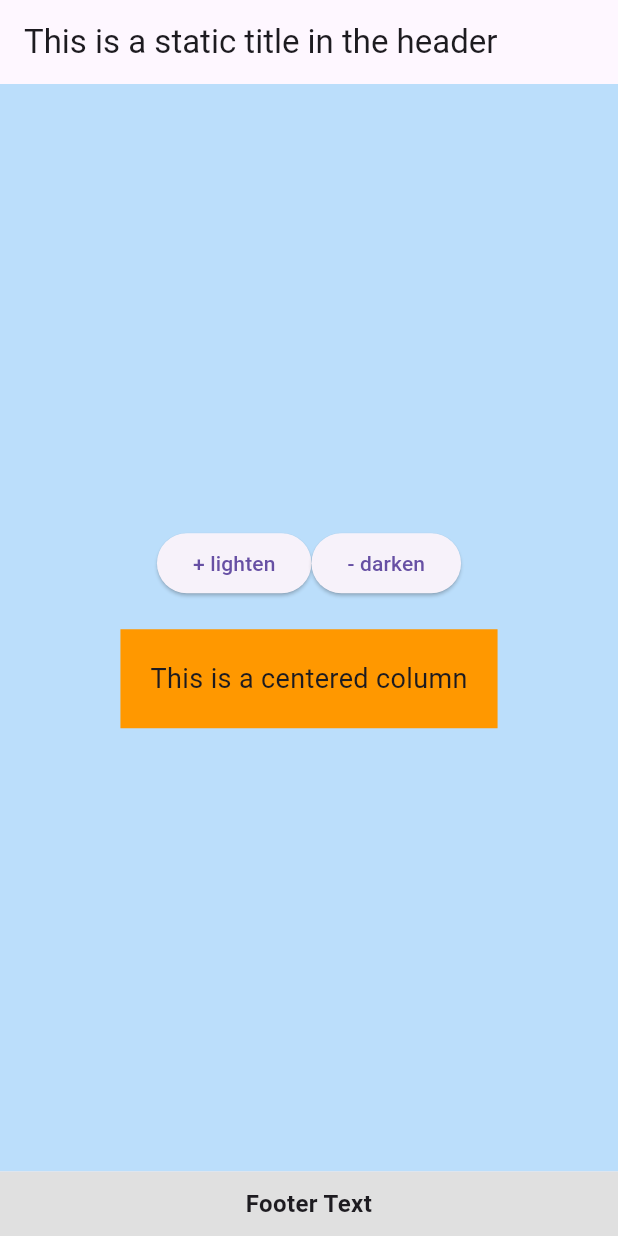
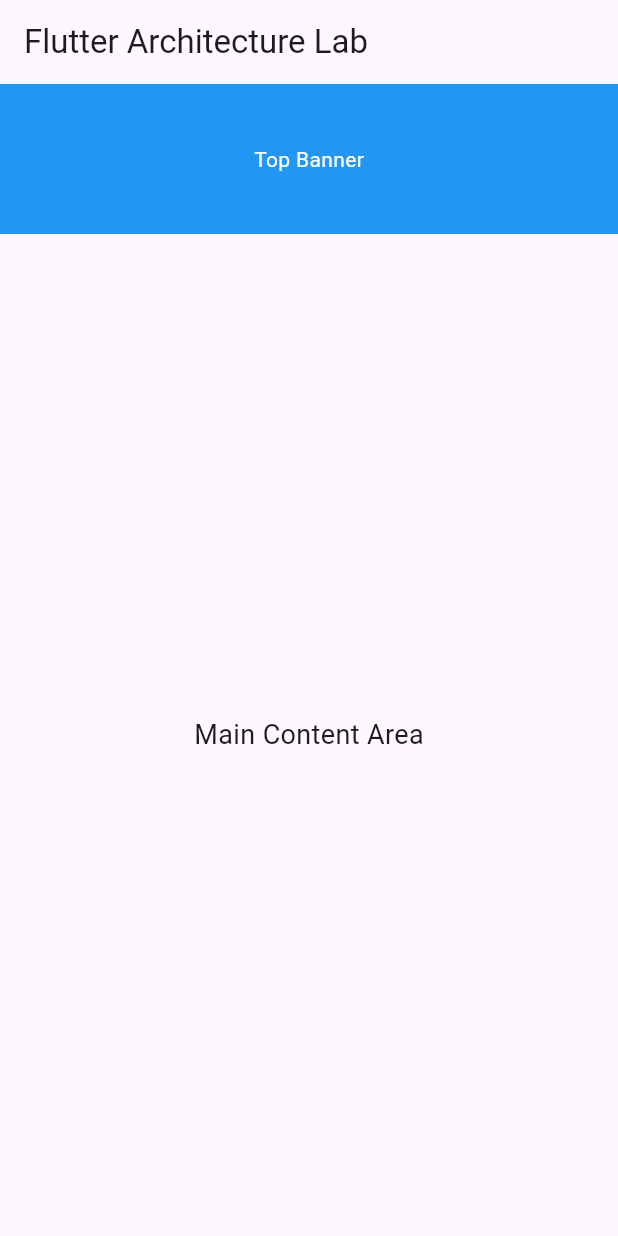
Before and after one commit to ernesttan1976/flutter_lab1, a Flutter app: the screen it shows after launch, on a phone screen of 412 x 824 dp. Run offline on Flutter 3.47's test engine with Material 3 defaults, Android fonts, the phone set to English and light mode, and no system bars.

Commit message:
feat/stateless_widget

```diff
--- a/lib/main.dart
+++ b/lib/main.dart
@@ -1,111 +1,47 @@
-// ignore_for_file: use_key_in_widget_constructors, library_private_types_in_public_api
-
 import 'package:flutter/material.dart';
 
+void main() {
+  runApp(MyApp());
+}
+
 class MyApp extends StatelessWidget {
+  const MyApp({super.key});
+
   @override
   Widget build(BuildContext context) {
     return MaterialApp(
-      home: HomeScreen(),
+      title: 'Flutter Architecture Lab',
+      theme: ThemeData(primarySwatch: Colors.blue),
+      home: const HomePage(),
     );
   }
 }
 
-//Subcomponent that is static so it is defined as stateless
-class Header extends StatelessWidget implements PreferredSizeWidget {
-  final String title;
-
-  const Header({required this.title});
-
-  @override
-  Widget build(BuildContext context) {
-    return AppBar(title: Text(title));
-  }
-
-  @override
-  Size get preferredSize => Size.fromHeight(kToolbarHeight);
-}
-
-class Footer extends StatelessWidget {
-  @override
-  Widget build(BuildContext context) {
-    return Container(
-      color: Colors.grey[300],
-      padding: EdgeInsets.all(10),
-      child: Text(
-        "Footer Text",
-        textAlign: TextAlign.center,
-        style: TextStyle(fontSize: 16, fontWeight: FontWeight.bold),
-      ),
-    );
-  }
-}
-
-class HomeScreen extends StatefulWidget {
-  @override
-  _HomeScreenState createState() => _HomeScreenState();
-}
-
-class _HomeScreenState extends State<HomeScreen> {
-  int counter = 100;
-
-  void darkenPage() {
-    setState(() {
-      if (counter < 900) {
-        counter = counter + 100;
-      }
-    });
-  }
-
-  void lightenPage() {
-    setState(() {
-      if (counter > 100) {
-        counter = counter - 100;
-      }
-    });
-  }
+class HomePage extends StatelessWidget {
+  const HomePage({super.key});
 
   @override
   Widget build(BuildContext context) {
     return Scaffold(
-        appBar: Header(title: "This is a static title in the header"),
-        bottomNavigationBar: Footer(),
-        body: Stack(
+        appBar: AppBar(
+          title: Text('Flutter Architecture Lab'),
+        ),
+        body: Column(
           children: [
-            Container(color: Colors.blue[counter]),
-            Column(
-                mainAxisAlignment: MainAxisAlignment.center,
-                crossAxisAlignment: CrossAxisAlignment.center,
-                children: [
-                  Row(
-                    mainAxisAlignment: MainAxisAlignment.center,
-                    children: [
-                      ElevatedButton(
-                          onPressed: () {
-                            lightenPage();
-                          },
-                          child: Text("+ lighten")),
-                      ElevatedButton(
-                          onPressed: () {
-                            darkenPage();
-                          },
-                          child: Text("- darken")),
-                    ],
-                  ),
-                  SizedBox(height: 20),
-                  Container(
-                      padding: EdgeInsets.all(20),
-                      color: Colors.orange,
-                      child: Text(
-                        "This is a centered column",
-                        style: TextStyle(fontSize: 18),
-                      ))
-                ])
+            Container(
+                color: Colors.blue,
+                height: 100,
+                width: double.infinity,
+                child: Center(
+                    child: Text('Top Banner',
+                        style: TextStyle(color: Colors.white)))),
+            Expanded(
+              child: Center(
+                child:
+                    Text('Main Content Area', style: TextStyle(fontSize: 18)),
+              ),
+            ),
           ],
         ));
   }
 }
-
-void main() {
-  runApp(MyApp());
-}
```
